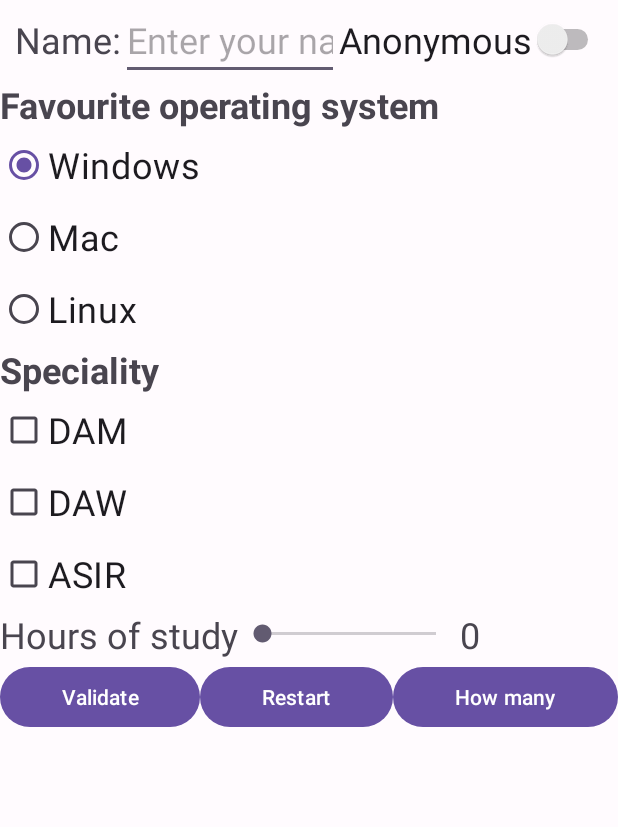
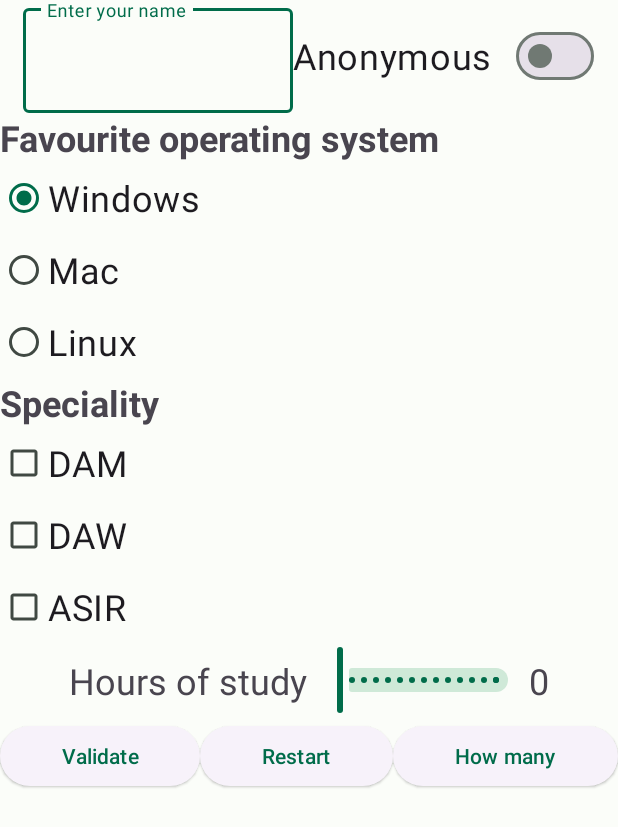
Before and after one commit to AlvaroR04/ACT8_PMDM_Alvaro_Romero, an Android app: the screen it shows after launch (MainActivity), on a phone screen of 412 x 824 dp. Shown: the top 827 px of the screen. Run offline under Robolectric (Android 15) with nearby library versions, the phone set to English and light mode, and no system bars.

Commit message:
Material Design implementado

```diff
--- a/ACT8_Alvaro_Romero/app/src/main/java/com/alvaror04/act8_alvaro_romero/MainActivity.kt
+++ b/ACT8_Alvaro_Romero/app/src/main/java/com/alvaror04/act8_alvaro_romero/MainActivity.kt
@@ -3,11 +3,11 @@ package com.alvaror04.act8_alvaro_romero
 import android.content.Intent
 import androidx.appcompat.app.AppCompatActivity
 import android.os.Bundle
-import android.widget.SeekBar
 import android.widget.Toast
 import com.alvaror04.act8_alvaro_romero.databinding.ActivityMainBinding
 import modelo.Almacen
 import modelo.Encuesta
+import kotlin.math.roundToInt
 
 class MainActivity : AppCompatActivity() {
 
@@ -21,19 +21,9 @@ class MainActivity : AppCompatActivity() {
         val grpOs = listOf(binding.rbWindows, binding.rbMac, binding.rbLinux)
         val grpEsp = listOf(binding.cbDam, binding.cbDaw, binding.cbAsir)
 
-        binding.sbHoras.setOnSeekBarChangeListener(object: SeekBar.OnSeekBarChangeListener {
-            override fun onProgressChanged(p0: SeekBar?, p1: Int, p2: Boolean) {
-                binding.tvHoras.text = binding.sbHoras.progress.toString()
-            }
-
-            override fun onStartTrackingTouch(p0: SeekBar?) {
-
-            }
-
-            override fun onStopTrackingTouch(p0: SeekBar?) {
-
-            }
-        })
+        binding.sldHoras.addOnChangeListener { slider, valor, esUsuario ->
+            binding.tvHoras.text = valor.roundToInt().toString()
+        }
 
         binding.swAnonimo.setOnClickListener {
             binding.edNombre.isEnabled = !binding.swAnonimo.isChecked
@@ -53,8 +43,8 @@ class MainActivity : AppCompatActivity() {
         }
 
         binding.bValidar.setOnClickListener {
-            if(binding.edNombre.text.isNotEmpty() || binding.swAnonimo.isChecked) {
-                val encuestaActual: Encuesta
+            if(binding.edNombre.text!!.isNotEmpty() || binding.swAnonimo.isChecked) {
+                val encuestado: Encuesta
 
                 var so = ""
                 val nombre = if(binding.swAnonimo.isChecked)
@@ -77,11 +67,11 @@ class MainActivity : AppCompatActivity() {
                     }
                 }
 
-                encuestaActual = Encuesta(nombre, so, especialidades, binding.sbHoras.progress)
+                encuestado = Encuesta(nombre.trim(), so, especialidades, binding.sldHoras.value.roundToInt())
 
-                Almacen.encuestas.add (encuestaActual)
+                Almacen.encuestas.add (encuestado)
 
-                abrirResumen.putExtra("encuestado", encuestaActual)
+                abrirResumen.putExtra("encuestado", encuestado)
                 startActivity(abrirResumen)
             } else {
                 mostrarToast(application.getString(R.string.err_NoName))
--- a/ACT8_Alvaro_Romero/app/src/main/res/layout/activity_main.xml
+++ b/ACT8_Alvaro_Romero/app/src/main/res/layout/activity_main.xml
@@ -8,30 +8,29 @@
 
     <LinearLayout
         android:id="@+id/linearLayout"
-        android:layout_width="wrap_content"
-        android:layout_height="wrap_content"
+        android:layout_width="0dp"
+        android:layout_height="75dp"
+        android:gravity="center"
         android:orientation="horizontal"
         app:layout_constraintEnd_toEndOf="parent"
         app:layout_constraintStart_toStartOf="parent"
         app:layout_constraintTop_toTopOf="parent">
 
-        <TextView
-            android:id="@+id/textView"
+        <com.google.android.material.textfield.TextInputLayout
             android:layout_width="wrap_content"
-            android:layout_height="wrap_content"
-            android:text="@string/name"
-            android:textSize="24sp" />
+            android:layout_height="match_parent">
 
-        <EditText
-            android:id="@+id/ed_Nombre"
-            android:layout_width="145dp"
-            android:layout_height="wrap_content"
-            android:ems="10"
-            android:hint="@string/enter_name"
-            android:inputType="text"
-            android:textSize="24sp" />
+            <com.google.android.material.textfield.TextInputEditText
+                android:id="@+id/ed_Nombre"
+                android:layout_width="180dp"
+                android:layout_height="match_parent"
+                android:ems="10"
+                android:hint="@string/enter_name"
+                android:inputType="text"
+                android:textSize="24sp" />
+        </com.google.android.material.textfield.TextInputLayout>
 
-        <Switch
+        <com.google.android.material.materialswitch.MaterialSwitch
             android:id="@+id/sw_Anonimo"
             android:layout_width="wrap_content"
             android:layout_height="wrap_content"
@@ -133,7 +132,8 @@
     <LinearLayout
         android:id="@+id/linearLayout5"
         android:layout_width="0dp"
-        android:layout_height="wrap_content"
+        android:layout_height="50dp"
+        android:gravity="center"
         android:orientation="horizontal"
         app:layout_constraintEnd_toEndOf="parent"
         app:layout_constraintStart_toStartOf="parent"
@@ -146,11 +146,13 @@
             android:text="@string/hours_study"
             android:textSize="24sp" />
 
-        <SeekBar
-            android:id="@+id/sb_Horas"
+        <com.google.android.material.slider.Slider
+            android:id="@+id/sld_Horas"
             android:layout_width="148dp"
             android:layout_height="match_parent"
-            android:max="24" />
+            android:valueFrom="0.0"
+            android:valueTo="24.0"
+            android:stepSize="1.0" />
 
         <TextView
             android:id="@+id/tv_Horas"
@@ -176,10 +178,12 @@
             android:layout_width="wrap_content"
             android:layout_height="wrap_content"
             android:layout_weight="1"
-            android:text="@string/validate" />
+            android:text="@string/validate"
+            style="@style/Widget.Material3.Button.ElevatedButton" />
 
         <Button
             android:id="@+id/b_Reiniciar"
+            style="@style/Widget.Material3.Button.ElevatedButton"
             android:layout_width="wrap_content"
             android:layout_height="wrap_content"
             android:layout_weight="1"
@@ -187,6 +191,7 @@
 
         <Button
             android:id="@+id/b_Cuantas"
+            style="@style/Widget.Material3.Button.ElevatedButton"
             android:layout_width="wrap_content"
             android:layout_height="wrap_content"
             android:layout_weight="1"
--- a/ACT8_Alvaro_Romero/app/src/main/res/layout/activity_resumen.xml
+++ b/ACT8_Alvaro_Romero/app/src/main/res/layout/activity_resumen.xml
@@ -19,6 +19,7 @@
 
     <Button
         android:id="@+id/b_Volver"
+        style="@style/Widget.Material3.Button.ElevatedButton"
         android:layout_width="wrap_content"
         android:layout_height="wrap_content"
         android:layout_marginTop="25dp"
--- a/ACT8_Alvaro_Romero/app/src/main/res/values-night/themes.xml
+++ b/ACT8_Alvaro_Romero/app/src/main/res/values-night/themes.xml
@@ -16,18 +16,18 @@
         <item name="colorTertiaryContainer">@color/md_theme_dark_tertiaryContainer</item>
         <item name="colorOnTertiaryContainer">@color/md_theme_dark_onTertiaryContainer</item>
         <item name="colorError">@color/md_theme_dark_error</item>
+        <item name="colorErrorContainer">@color/md_theme_dark_errorContainer</item>
         <item name="colorOnError">@color/md_theme_dark_onError</item>
-        <item name="colorErrorContainer">@color/md_theme_dark_errorContainer</item>
         <item name="colorOnErrorContainer">@color/md_theme_dark_onErrorContainer</item>
-        <item name="colorOutline">@color/md_theme_dark_outline</item>
         <item name="android:colorBackground">@color/md_theme_dark_background</item>
         <item name="colorOnBackground">@color/md_theme_dark_onBackground</item>
         <item name="colorSurface">@color/md_theme_dark_surface</item>
         <item name="colorOnSurface">@color/md_theme_dark_onSurface</item>
         <item name="colorSurfaceVariant">@color/md_theme_dark_surfaceVariant</item>
         <item name="colorOnSurfaceVariant">@color/md_theme_dark_onSurfaceVariant</item>
+        <item name="colorOutline">@color/md_theme_dark_outline</item>
+        <item name="colorOnSurfaceInverse">@color/md_theme_dark_inverseOnSurface</item>
         <item name="colorSurfaceInverse">@color/md_theme_dark_inverseSurface</item>
-        <item name="colorOnSurfaceInverse">@color/md_theme_dark_inverseOnSurface</item>
         <item name="colorPrimaryInverse">@color/md_theme_dark_inversePrimary</item>
     </style>
 </resources>
--- a/ACT8_Alvaro_Romero/app/src/main/res/values/colors.xml
+++ b/ACT8_Alvaro_Romero/app/src/main/res/values/colors.xml
@@ -1,66 +1,64 @@
 <?xml version="1.0" encoding="utf-8"?>
 <resources>
-    <color name="black">#FF000000</color>
-    <color name="white">#FFFFFFFF</color>
-    <color name="seed">#6750A4</color>
-    <color name="md_theme_light_primary">#6750A4</color>
+    <color name="seed">#006c4a</color>
+    <color name="md_theme_light_primary">#006C4A</color>
     <color name="md_theme_light_onPrimary">#FFFFFF</color>
-    <color name="md_theme_light_primaryContainer">#EADDFF</color>
-    <color name="md_theme_light_onPrimaryContainer">#21005D</color>
-    <color name="md_theme_light_secondary">#625B71</color>
+    <color name="md_theme_light_primaryContainer">#8BF8C4</color>
+    <color name="md_theme_light_onPrimaryContainer">#002114</color>
+    <color name="md_theme_light_secondary">#4D6357</color>
     <color name="md_theme_light_onSecondary">#FFFFFF</color>
-    <color name="md_theme_light_secondaryContainer">#E8DEF8</color>
-    <color name="md_theme_light_onSecondaryContainer">#1D192B</color>
-    <color name="md_theme_light_tertiary">#7D5260</color>
+    <color name="md_theme_light_secondaryContainer">#CFE9D8</color>
+    <color name="md_theme_light_onSecondaryContainer">#0A1F16</color>
+    <color name="md_theme_light_tertiary">#3D6473</color>
     <color name="md_theme_light_onTertiary">#FFFFFF</color>
-    <color name="md_theme_light_tertiaryContainer">#FFD8E4</color>
-    <color name="md_theme_light_onTertiaryContainer">#31111D</color>
-    <color name="md_theme_light_error">#B3261E</color>
+    <color name="md_theme_light_tertiaryContainer">#C0E9FB</color>
+    <color name="md_theme_light_onTertiaryContainer">#001F29</color>
+    <color name="md_theme_light_error">#BA1A1A</color>
+    <color name="md_theme_light_errorContainer">#FFDAD6</color>
     <color name="md_theme_light_onError">#FFFFFF</color>
-    <color name="md_theme_light_errorContainer">#F9DEDC</color>
-    <color name="md_theme_light_onErrorContainer">#410E0B</color>
-    <color name="md_theme_light_outline">#79747E</color>
-    <color name="md_theme_light_background">#FFFBFE</color>
-    <color name="md_theme_light_onBackground">#1C1B1F</color>
-    <color name="md_theme_light_surface">#FFFBFE</color>
-    <color name="md_theme_light_onSurface">#1C1B1F</color>
-    <color name="md_theme_light_surfaceVariant">#E7E0EC</color>
-    <color name="md_theme_light_onSurfaceVariant">#49454F</color>
-    <color name="md_theme_light_inverseSurface">#313033</color>
-    <color name="md_theme_light_inverseOnSurface">#F4EFF4</color>
-    <color name="md_theme_light_inversePrimary">#D0BCFF</color>
+    <color name="md_theme_light_onErrorContainer">#410002</color>
+    <color name="md_theme_light_background">#FBFDF9</color>
+    <color name="md_theme_light_onBackground">#191C1A</color>
+    <color name="md_theme_light_surface">#FBFDF9</color>
+    <color name="md_theme_light_onSurface">#191C1A</color>
+    <color name="md_theme_light_surfaceVariant">#DCE5DD</color>
+    <color name="md_theme_light_onSurfaceVariant">#404943</color>
+    <color name="md_theme_light_outline">#707973</color>
+    <color name="md_theme_light_inverseOnSurface">#EFF1ED</color>
+    <color name="md_theme_light_inverseSurface">#2E312F</color>
+    <color name="md_theme_light_inversePrimary">#6EDBAA</color>
     <color name="md_theme_light_shadow">#000000</color>
-    <color name="md_theme_light_surfaceTint">#6750A4</color>
-    <color name="md_theme_light_outlineVariant">#CAC4D0</color>
+    <color name="md_theme_light_surfaceTint">#006C4A</color>
+    <color name="md_theme_light_outlineVariant">#C0C9C1</color>
     <color name="md_theme_light_scrim">#000000</color>
-    <color name="md_theme_dark_primary">#D0BCFF</color>
-    <color name="md_theme_dark_onPrimary">#381E72</color>
-    <color name="md_theme_dark_primaryContainer">#4F378B</color>
-    <color name="md_theme_dark_onPrimaryContainer">#EADDFF</color>
-    <color name="md_theme_dark_secondary">#CCC2DC</color>
-    <color name="md_theme_dark_onSecondary">#332D41</color>
-    <color name="md_theme_dark_secondaryContainer">#4A4458</color>
-    <color name="md_theme_dark_onSecondaryContainer">#E8DEF8</color>
-    <color name="md_theme_dark_tertiary">#EFB8C8</color>
-    <color name="md_theme_dark_onTertiary">#492532</color>
-    <color name="md_theme_dark_tertiaryContainer">#633B48</color>
-    <color name="md_theme_dark_onTertiaryContainer">#FFD8E4</color>
-    <color name="md_theme_dark_error">#F2B8B5</color>
-    <color name="md_theme_dark_onError">#601410</color>
-    <color name="md_theme_dark_errorContainer">#8C1D18</color>
-    <color name="md_theme_dark_onErrorContainer">#F9DEDC</color>
-    <color name="md_theme_dark_outline">#938F99</color>
-    <color name="md_theme_dark_background">#1C1B1F</color>
-    <color name="md_theme_dark_onBackground">#E6E1E5</color>
-    <color name="md_theme_dark_surface">#1C1B1F</color>
-    <color name="md_theme_dark_onSurface">#E6E1E5</color>
-    <color name="md_theme_dark_surfaceVariant">#49454F</color>
-    <color name="md_theme_dark_onSurfaceVariant">#CAC4D0</color>
-    <color name="md_theme_dark_inverseSurface">#E6E1E5</color>
-    <color name="md_theme_dark_inverseOnSurface">#313033</color>
-    <color name="md_theme_dark_inversePrimary">#6750A4</color>
+    <color name="md_theme_dark_primary">#6EDBAA</color>
+    <color name="md_theme_dark_onPrimary">#003825</color>
+    <color name="md_theme_dark_primaryContainer">#005237</color>
+    <color name="md_theme_dark_onPrimaryContainer">#8BF8C4</color>
+    <color name="md_theme_dark_secondary">#B4CCBD</color>
+    <color name="md_theme_dark_onSecondary">#1F352A</color>
+    <color name="md_theme_dark_secondaryContainer">#364B40</color>
+    <color name="md_theme_dark_onSecondaryContainer">#CFE9D8</color>
+    <color name="md_theme_dark_tertiary">#A5CDDE</color>
+    <color name="md_theme_dark_onTertiary">#063543</color>
+    <color name="md_theme_dark_tertiaryContainer">#244C5A</color>
+    <color name="md_theme_dark_onTertiaryContainer">#C0E9FB</color>
+    <color name="md_theme_dark_error">#FFB4AB</color>
+    <color name="md_theme_dark_errorContainer">#93000A</color>
+    <color name="md_theme_dark_onError">#690005</color>
+    <color name="md_theme_dark_onErrorContainer">#FFDAD6</color>
+    <color name="md_theme_dark_background">#191C1A</color>
+    <color name="md_theme_dark_onBackground">#E1E3DF</color>
+    <color name="md_theme_dark_surface">#191C1A</color>
+    <color name="md_theme_dark_onSurface">#E1E3DF</color>
+    <color name="md_theme_dark_surfaceVariant">#404943</color>
+    <color name="md_theme_dark_onSurfaceVariant">#C0C9C1</color>
+    <color name="md_theme_dark_outline">#8A938C</color>
+    <color name="md_theme_dark_inverseOnSurface">#191C1A</color>
+    <color name="md_theme_dark_inverseSurface">#E1E3DF</color>
+    <color name="md_theme_dark_inversePrimary">#006C4A</color>
     <color name="md_theme_dark_shadow">#000000</color>
-    <color name="md_theme_dark_surfaceTint">#D0BCFF</color>
-    <color name="md_theme_dark_outlineVariant">#49454F</color>
+    <color name="md_theme_dark_surfaceTint">#6EDBAA</color>
+    <color name="md_theme_dark_outlineVariant">#404943</color>
     <color name="md_theme_dark_scrim">#000000</color>
 </resources>
--- a/ACT8_Alvaro_Romero/app/src/main/res/values/themes.xml
+++ b/ACT8_Alvaro_Romero/app/src/main/res/values/themes.xml
@@ -16,18 +16,18 @@
         <item name="colorTertiaryContainer">@color/md_theme_light_tertiaryContainer</item>
         <item name="colorOnTertiaryContainer">@color/md_theme_light_onTertiaryContainer</item>
         <item name="colorError">@color/md_theme_light_error</item>
+        <item name="colorErrorContainer">@color/md_theme_light_errorContainer</item>
         <item name="colorOnError">@color/md_theme_light_onError</item>
-        <item name="colorErrorContainer">@color/md_theme_light_errorContainer</item>
         <item name="colorOnErrorContainer">@color/md_theme_light_onErrorContainer</item>
-        <item name="colorOutline">@color/md_theme_light_outline</item>
         <item name="android:colorBackground">@color/md_theme_light_background</item>
         <item name="colorOnBackground">@color/md_theme_light_onBackground</item>
         <item name="colorSurface">@color/md_theme_light_surface</item>
         <item name="colorOnSurface">@color/md_theme_light_onSurface</item>
         <item name="colorSurfaceVariant">@color/md_theme_light_surfaceVariant</item>
         <item name="colorOnSurfaceVariant">@color/md_theme_light_onSurfaceVariant</item>
+        <item name="colorOutline">@color/md_theme_light_outline</item>
+        <item name="colorOnSurfaceInverse">@color/md_theme_light_inverseOnSurface</item>
         <item name="colorSurfaceInverse">@color/md_theme_light_inverseSurface</item>
-        <item name="colorOnSurfaceInverse">@color/md_theme_light_inverseOnSurface</item>
         <item name="colorPrimaryInverse">@color/md_theme_light_inversePrimary</item>
     </style>
 
```
